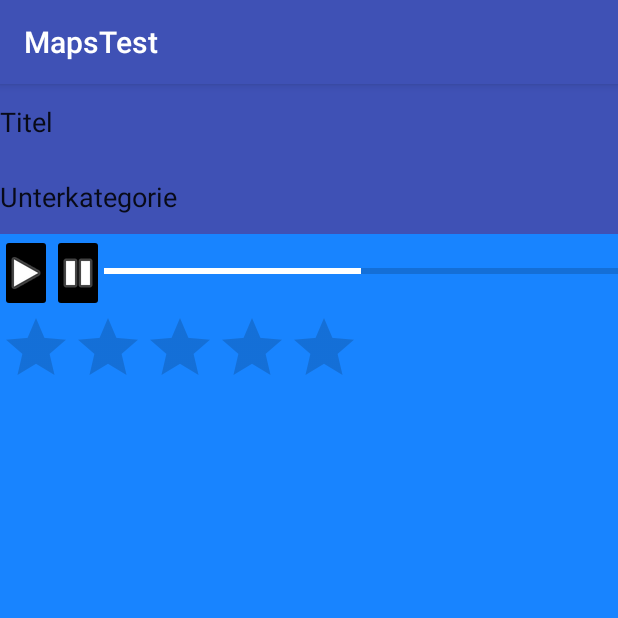
After one commit to trishayser/hearme, an Android app: the PlayActivity screen opened directly, with no data from a screen before it, on a phone screen of 412 x 824 dp, the top half of it. The commit adds this screen. Run offline under Robolectric (Android 15) with nearby library versions, the phone set to English and light mode, and no system bars.

Commit message:
add PlayActivity

```diff
--- a/app/src/main/AndroidManifest.xml
+++ b/app/src/main/AndroidManifest.xml
@@ -58,7 +58,9 @@
         <service
             android:name=".AudioPlayer"
             android:enabled="true"
-            android:exported="true"></service>
+            android:exported="true" />
+
+        <activity android:name=".PlayActivity"></activity>
     </application>
 
 </manifest>
--- a/app/src/main/java/com/example/paulo/mapstest/MapsActivity.java
+++ b/app/src/main/java/com/example/paulo/mapstest/MapsActivity.java
@@ -50,14 +50,15 @@ public class MapsActivity extends AppCompatActivity implements OnMapReadyCallbac
 
         //FAB PLAY CLICK LISTENER
 
-        final Intent playbackServiceIntent = new Intent(this, AudioPlayer.class);
+
         FloatingActionButton play = (FloatingActionButton) findViewById(R.id.floatingActionButton);
         play.setOnClickListener(new View.OnClickListener() {
             @Override
             public void onClick(View view) {
 
-                    startService(playbackServiceIntent);
-                    finish();
+                Intent PlayIntent = new Intent(getApplication().getApplicationContext(), PlayActivity.class);
+
+                startActivity(PlayIntent);
                 }
 
         });
--- /dev/null
+++ b/app/src/main/java/com/example/paulo/mapstest/PlayActivity.java
@@ -0,0 +1,40 @@
+package com.example.paulo.mapstest;
+
+import android.content.Intent;
+import android.support.design.widget.FloatingActionButton;
+import android.support.v7.app.AppCompatActivity;
+import android.os.Bundle;
+import android.view.View;
+import android.widget.ImageButton;
+
+public class PlayActivity extends AppCompatActivity {
+
+    @Override
+    protected void onCreate(Bundle savedInstanceState) {
+        super.onCreate(savedInstanceState);
+        setContentView(R.layout.activity_play);
+
+
+        final Intent playbackServiceIntent = new Intent(this, AudioPlayer.class);
+        ImageButton play = (ImageButton) findViewById(R.id.play);
+        ImageButton stop = (ImageButton) findViewById(R.id.stop);
+        play.setOnClickListener(new View.OnClickListener() {
+            @Override
+            public void onClick(View view) {
+
+                startService(playbackServiceIntent);
+                finish();
+            }
+
+        });
+
+        stop.setOnClickListener(new View.OnClickListener() {
+
+            @Override
+            public void onClick(View view) {
+                stopService(playbackServiceIntent);
+                finish();
+            }
+        });
+    }
+}
--- /dev/null
+++ b/app/src/main/res/layout/activity_play.xml
@@ -0,0 +1,83 @@
+<?xml version="1.0" encoding="utf-8"?>
+<LinearLayout xmlns:android="http://schemas.android.com/apk/res/android"
+    xmlns:app="http://schemas.android.com/apk/res-auto"
+    xmlns:tools="http://schemas.android.com/tools"
+    android:layout_width="match_parent"
+    android:layout_height="match_parent"
+    android:background="@color/mycolor"
+    android:orientation="vertical"
+    android:paddingBottom="5dp"
+    android:paddingLeft="0dp"
+    android:paddingRight="0dp"
+    android:paddingTop="0dp"
+    tools:context="com.example.paulo.mapstest.PlayActivity">
+
+
+    <LinearLayout
+        android:layout_width="match_parent"
+        android:layout_height="match_parent"
+        android:orientation="vertical">
+
+        <EditText
+            android:id="@+id/titel_edit"
+            android:layout_width="match_parent"
+            android:layout_height="50dp"
+            android:background="@color/colorPrimary"
+            android:ems="10"
+            android:inputType="textPersonName"
+            android:text="Titel" />
+
+
+        <EditText
+            android:id="@+id/unterkategorie_edit"
+            android:layout_width="match_parent"
+            android:layout_height="50dp"
+            android:background="@color/colorPrimary"
+            android:ems="10"
+            android:inputType="textPersonName"
+            android:text="Unterkategorie" />
+
+        <LinearLayout
+            android:layout_width="match_parent"
+            android:layout_height="wrap_content"
+            android:orientation="horizontal">
+
+            <ImageButton
+                android:id="@+id/play"
+                android:layout_width="104dp"
+                android:layout_height="wrap_content"
+                android:layout_weight="1"
+                android:backgroundTint="@android:color/black"
+                app:srcCompat="@android:drawable/ic_media_play" />
+
+            <ImageButton
+                android:id="@+id/stop"
+                android:layout_width="104dp"
+                android:layout_height="wrap_content"
+                android:layout_weight="1"
+                android:backgroundTint="@android:color/black"
+                app:srcCompat="@android:drawable/ic_media_pause" />
+
+            <ProgressBar
+                android:id="@+id/progressBar2"
+                style="?android:attr/progressBarStyleHorizontal"
+                android:layout_width="match_parent"
+                android:layout_height="50dp"
+                android:layout_weight="1"
+                android:max="100"
+                android:progress="50"
+                android:progressTint="@color/white" />
+
+        </LinearLayout>
+
+        <RatingBar
+            android:id="@+id/ratingbar"
+            android:layout_width="wrap_content"
+            android:layout_height="wrap_content"
+            android:numStars="5"
+            android:stepSize="1" />
+
+
+    </LinearLayout>
+
+</LinearLayout>
```
